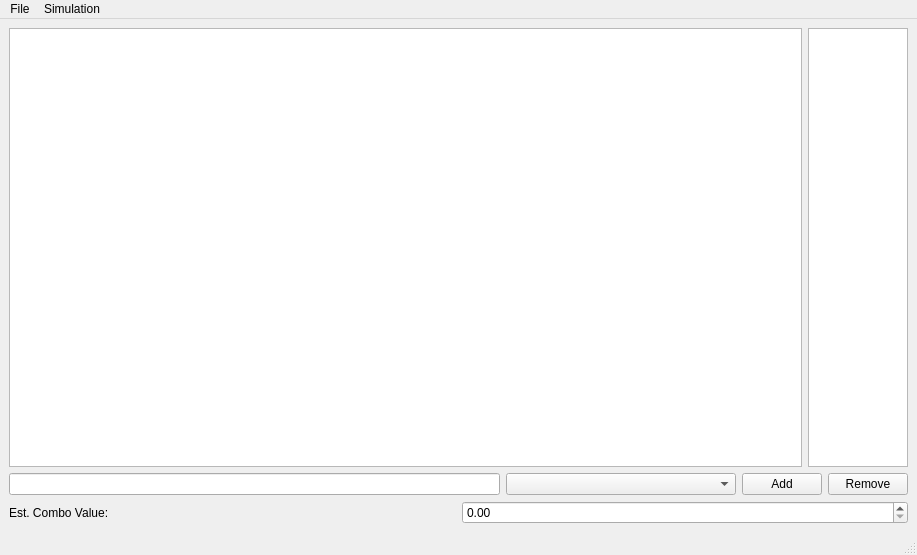
Above: comboeditorwindow.ui from Inexorably/gwentCalc before the change. Below: the same form after it.
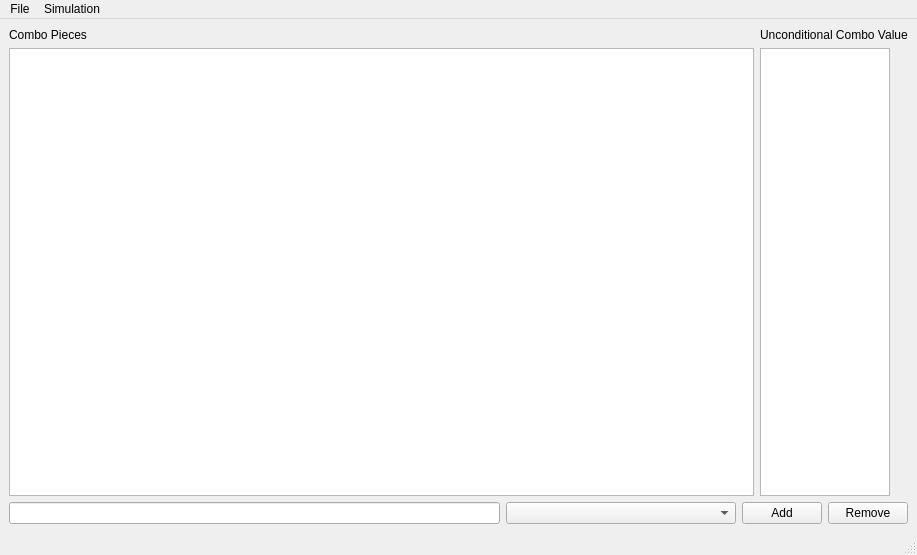
That is the form after the change.

The edit to the form file:
```diff
--- a/comboeditorwindow.ui
+++ b/comboeditorwindow.ui
@@ -15,24 +15,34 @@
   </property>
   <widget class="QWidget" name="centralwidget">
    <layout class="QGridLayout" name="gridLayout">
-    <item row="0" column="0">
-     <layout class="QHBoxLayout" name="horizontalLayout">
-      <item>
+    <item row="1" column="0">
        <widget class="QTableWidget" name="comboTableWidget"/>
       </item>
-      <item>
+    <item row="1" column="1">
        <widget class="QTableWidget" name="valueTableWidget">
         <property name="maximumSize">
          <size>
-          <width>100</width>
+        <width>130</width>
           <height>16777215</height>
          </size>
         </property>
        </widget>
       </item>
-     </layout>
+    <item row="0" column="0">
+     <widget class="QLabel" name="label_3">
+      <property name="text">
+       <string>Combo Pieces</string>
+      </property>
+     </widget>
     </item>
-    <item row="1" column="0">
+    <item row="0" column="1">
+     <widget class="QLabel" name="comboValueLabel">
+      <property name="text">
+       <string>Unconditional Combo Value</string>
+      </property>
+     </widget>
+    </item>
+    <item row="2" column="0" colspan="2">
      <layout class="QHBoxLayout" name="horizontalLayout_3">
       <item>
        <widget class="QLineEdit" name="cardSelectionLineEdit"/>
@@ -67,20 +77,6 @@
       </item>
      </layout>
     </item>
-    <item row="2" column="0">
-     <layout class="QHBoxLayout" name="horizontalLayout_4">
-      <item>
-       <widget class="QLabel" name="label">
-        <property name="text">
-         <string>Est. Combo Value: </string>
-        </property>
-       </widget>
-      </item>
-      <item>
-       <widget class="QDoubleSpinBox" name="doubleSpinBox"/>
-      </item>
-     </layout>
-    </item>
    </layout>
   </widget>
   <widget class="QMenuBar" name="menubar">
```
Lines whose indentation alone changed are shown as unchanged.
